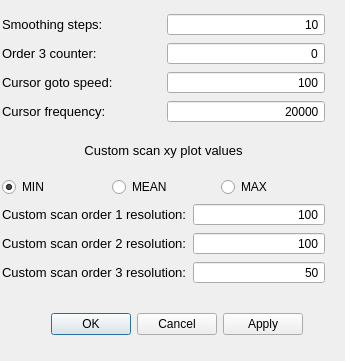
First picture: the form in src/qudi/gui/local/sps_laserscanner/ui_ls_settings.ui, repository fffish95/qudi-lm-modules, before the edit.
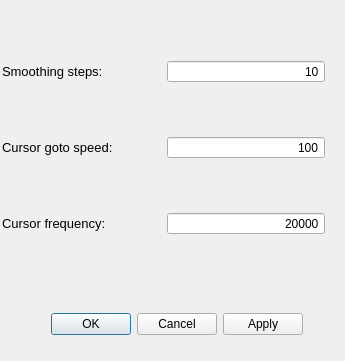
Second picture: the form after the edit.

Commit message: ss in custom scan added

Patch:
```diff
--- a/src/qudi/gui/local/sps_laserscanner/ui_ls_settings.ui
+++ b/src/qudi/gui/local/sps_laserscanner/ui_ls_settings.ui
@@ -35,7 +35,7 @@
     <set>QDialogButtonBox::Apply|QDialogButtonBox::Cancel|QDialogButtonBox::Ok</set>
    </property>
   </widget>
-  <widget class="QWidget" name="">
+  <widget class="QWidget" name="layoutWidget">
    <property name="geometry">
     <rect>
      <x>2</x>
@@ -80,41 +80,6 @@
       </item>
      </layout>
     </item>
-    <item>
-     <layout class="QHBoxLayout" name="horizontalLayout_4">
-      <item>
-       <widget class="QLabel" name="order_3_counter_label">
-        <property name="font">
-         <font>
-          <pointsize>10</pointsize>
-         </font>
-        </property>
-        <property name="toolTip">
-         <string>&lt;html&gt;&lt;head/&gt;&lt;body&gt;&lt;p&gt;That is the inverse time how long the scanner stays at the desired position during the scan and counts.&lt;/p&gt;&lt;/body&gt;&lt;/html&gt;</string>
-        </property>
-        <property name="text">
-         <string>Order 3 counter:</string>
-        </property>
-       </widget>
-      </item>
-      <item>
-       <widget class="QSpinBox" name="order_3_counter_spinBox">
-        <property name="alignment">
-         <set>Qt::AlignRight|Qt::AlignTrailing|Qt::AlignVCenter</set>
-        </property>
-        <property name="buttonSymbols">
-         <enum>QAbstractSpinBox::NoButtons</enum>
-        </property>
-        <property name="maximum">
-         <number>1000000</number>
-        </property>
-        <property name="value">
-         <number>0</number>
-        </property>
-       </widget>
-      </item>
-     </layout>
-    </item>
     <item>
      <layout class="QHBoxLayout" name="horizontalLayout">
       <item>
@@ -185,167 +150,6 @@
       </item>
      </layout>
     </item>
-    <item>
-     <layout class="QVBoxLayout" name="verticalLayout">
-      <item>
-       <widget class="QLabel" name="label_2">
-        <property name="font">
-         <font>
-          <pointsize>10</pointsize>
-         </font>
-        </property>
-        <property name="toolTip">
-         <string>&lt;html&gt;&lt;head/&gt;&lt;body&gt;&lt;p&gt;That is basically the 'scan' resolution when the scanner moves backwards to prepare to scan again a line.&lt;/p&gt;&lt;p&gt;How many points are scanned in one line is depending on the resolution. Since the scanner is permanently counting during the scan, only the clock frequency determined the speed, how fast a line is scanned by a given resolution. If the scanner has to move back, it uses the same scan line method but just in the reverse. How many points are approached in the backwards movement depends on the 'return slowness'. If you scan with 100 point resolution and set return slowness to 25, than the return movement will be 4 times faster.&lt;/p&gt;&lt;p&gt;BE CAREFULL NOT TO USE A SMALL NUMBER, SINCE THE SCANNER MIGHT CRASH AGAINST THE BOARDER BECAUSE IT IS MOVING BACK TOO FAST!&lt;/p&gt;&lt;/body&gt;&lt;/html&gt;</string>
-        </property>
-        <property name="text">
-         <string>Custom scan xy plot values</string>
-        </property>
-        <property name="alignment">
-         <set>Qt::AlignCenter</set>
-        </property>
-       </widget>
-      </item>
-      <item>
-       <layout class="QHBoxLayout" name="horizontalLayout_2">
-        <item>
-         <widget class="QRadioButton" name="min_radioButton">
-          <property name="text">
-           <string>MIN</string>
-          </property>
-          <property name="checked">
-           <bool>true</bool>
-          </property>
-         </widget>
-        </item>
-        <item>
-         <widget class="QRadioButton" name="mean_radioButton">
-          <property name="text">
-           <string>MEAN</string>
-          </property>
-          <property name="checked">
-           <bool>false</bool>
-          </property>
-         </widget>
-        </item>
-        <item>
-         <widget class="QRadioButton" name="max_radioButton">
-          <property name="text">
-           <string>MAX</string>
-          </property>
-          <property name="checked">
-           <bool>false</bool>
-          </property>
-         </widget>
-        </item>
-       </layout>
-      </item>
-     </layout>
-    </item>
-    <item>
-     <layout class="QHBoxLayout" name="horizontalLayout_5">
-      <item>
-       <widget class="QLabel" name="order_1_resolution_label">
-        <property name="font">
-         <font>
-          <pointsize>10</pointsize>
-         </font>
-        </property>
-        <property name="toolTip">
-         <string>&lt;html&gt;&lt;head/&gt;&lt;body&gt;&lt;p&gt;That is the inverse time how long the scanner stays at the desired position during the scan and counts.&lt;/p&gt;&lt;/body&gt;&lt;/html&gt;</string>
-        </property>
-        <property name="text">
-         <string>Custom scan order 1 resolution:</string>
-        </property>
-       </widget>
-      </item>
-      <item>
-       <widget class="QSpinBox" name="order_1_resolution_spinBox">
-        <property name="alignment">
-         <set>Qt::AlignRight|Qt::AlignTrailing|Qt::AlignVCenter</set>
-        </property>
-        <property name="buttonSymbols">
-         <enum>QAbstractSpinBox::NoButtons</enum>
-        </property>
-        <property name="maximum">
-         <number>1000000</number>
-        </property>
-        <property name="value">
-         <number>100</number>
-        </property>
-       </widget>
-      </item>
-     </layout>
-    </item>
-    <item>
-     <layout class="QHBoxLayout" name="horizontalLayout_6">
-      <item>
-       <widget class="QLabel" name="order_2_resolution_label">
-        <property name="font">
-         <font>
-          <pointsize>10</pointsize>
-         </font>
-        </property>
-        <property name="toolTip">
-         <string>&lt;html&gt;&lt;head/&gt;&lt;body&gt;&lt;p&gt;That is the inverse time how long the scanner stays at the desired position during the scan and counts.&lt;/p&gt;&lt;/body&gt;&lt;/html&gt;</string>
-        </property>
-        <property name="text">
-         <string>Custom scan order 2 resolution:</string>
-        </property>
-       </widget>
-      </item>
-      <item>
-       <widget class="QSpinBox" name="order_2_resolution_spinBox">
-        <property name="alignment">
-         <set>Qt::AlignRight|Qt::AlignTrailing|Qt::AlignVCenter</set>
-        </property>
-        <property name="buttonSymbols">
-         <enum>QAbstractSpinBox::NoButtons</enum>
-        </property>
-        <property name="maximum">
-         <number>1000000</number>
-        </property>
-        <property name="value">
-         <number>100</number>
-        </property>
-       </widget>
-      </item>
-     </layout>
-    </item>
-    <item>
-     <layout class="QHBoxLayout" name="horizontalLayout_7">
-      <item>
-       <widget class="QLabel" name="order_3_resolution_label">
-        <property name="font">
-         <font>
-          <pointsize>10</pointsize>
-         </font>
-        </property>
-        <property name="toolTip">
-         <string>&lt;html&gt;&lt;head/&gt;&lt;body&gt;&lt;p&gt;That is the inverse time how long the scanner stays at the desired position during the scan and counts.&lt;/p&gt;&lt;/body&gt;&lt;/html&gt;</string>
-        </property>
-        <property name="text">
-         <string>Custom scan order 3 resolution:</string>
-        </property>
-       </widget>
-      </item>
-      <item>
-       <widget class="QSpinBox" name="order_3_resolution_spinBox">
-        <property name="alignment">
-         <set>Qt::AlignRight|Qt::AlignTrailing|Qt::AlignVCenter</set>
-        </property>
-        <property name="buttonSymbols">
-         <enum>QAbstractSpinBox::NoButtons</enum>
-        </property>
-        <property name="maximum">
-         <number>1000000</number>
-        </property>
-        <property name="value">
-         <number>50</number>
-        </property>
-       </widget>
-      </item>
-     </layout>
-    </item>
    </layout>
   </widget>
  </widget>
```
The commit also changes 11 other files.
